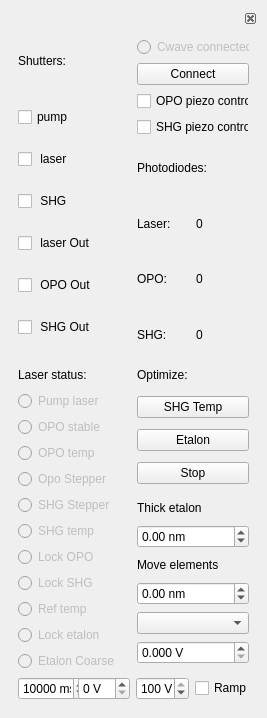
Above: src/qudi/gui/cwave/cwave.ui from bbuusshh/scudi before the change. Below: the same form after it.
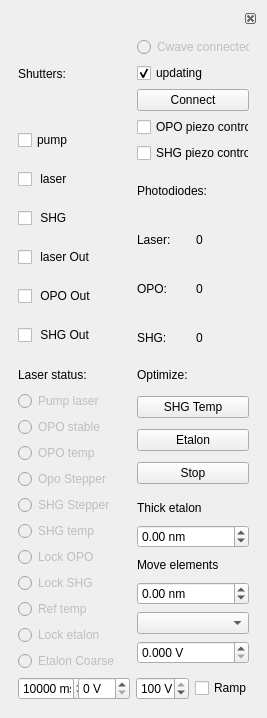
That is the form after the change.

```diff
--- a/src/qudi/gui/cwave/cwave.ui
+++ b/src/qudi/gui/cwave/cwave.ui
@@ -76,134 +76,14 @@
       </property>
       <widget class="QWidget" name="controlDockWidgetContents">
        <layout class="QGridLayout" name="gridLayout_2">
-        <item row="0" column="0" rowspan="2">
-         <widget class="QLabel" name="label_laserandshutters">
-          <property name="maximumSize">
-           <size>
-            <width>16777215</width>
-            <height>20</height>
-           </size>
-          </property>
-          <property name="text">
-           <string>Shutters:</string>
-          </property>
-         </widget>
-        </item>
-        <item row="0" column="1">
-         <widget class="QRadioButton" name="radioButton_connectCwave">
-          <property name="enabled">
-           <bool>false</bool>
-          </property>
-          <property name="text">
-           <string>Cwave connected</string>
-          </property>
-          <property name="checkable">
-           <bool>true</bool>
-          </property>
-          <property name="autoExclusive">
-           <bool>false</bool>
-          </property>
-         </widget>
-        </item>
-        <item row="1" column="1">
+        <item row="2" column="1">
          <widget class="QPushButton" name="pushButton_connectCwave">
           <property name="text">
            <string>Connect</string>
           </property>
          </widget>
         </item>
-        <item row="2" column="0" rowspan="2">
-         <layout class="QVBoxLayout" name="verticalLayout_10">
-          <item>
-           <widget class="QCheckBox" name="pump_checkBox">
-            <property name="text">
-             <string>pump</string>
-            </property>
-           </widget>
-          </item>
-          <item>
-           <widget class="QCheckBox" name="checkBox_shtter_las">
-            <property name="enabled">
-             <bool>true</bool>
-            </property>
-            <property name="text">
-             <string> laser</string>
-            </property>
-            <property name="checkable">
-             <bool>true</bool>
-            </property>
-            <property name="checked">
-             <bool>false</bool>
-            </property>
-           </widget>
-          </item>
-          <item>
-           <widget class="QCheckBox" name="checkBox_shtter_shg">
-            <property name="enabled">
-             <bool>true</bool>
-            </property>
-            <property name="text">
-             <string> SHG</string>
-            </property>
-            <property name="checkable">
-             <bool>true</bool>
-            </property>
-            <property name="checked">
-             <bool>false</bool>
-            </property>
-           </widget>
-          </item>
-          <item>
-           <widget class="QCheckBox" name="checkBox_shtter_las_out">
-            <property name="enabled">
-             <bool>true</bool>
-            </property>
-            <property name="text">
-             <string> laser Out</string>
-            </property>
-            <property name="checkable">
-             <bool>true</bool>
-            </property>
-            <property name="checked">
-             <bool>false</bool>
-            </property>
-           </widget>
-          </item>
-          <item>
-           <widget class="QCheckBox" name="checkBox_shtter_opo_out">
-            <property name="enabled">
-             <bool>true</bool>
-            </property>
-            <property name="text">
-             <string> OPO Out</string>
-            </property>
-            <property name="checkable">
-             <bool>true</bool>
-            </property>
-            <property name="checked">
-             <bool>false</bool>
-            </property>
-           </widget>
-          </item>
-          <item>
-           <widget class="QCheckBox" name="checkBox_shtter_shg_out">
-            <property name="enabled">
-             <bool>true</bool>
-            </property>
-            <property name="text">
-             <string> SHG Out</string>
-            </property>
-            <property name="checkable">
-             <bool>true</bool>
-            </property>
-            <property name="checked">
-             <bool>false</bool>
-            </property>
-           </widget>
-          </item>
-         </layout>
-        </item>
-        <item row="2" column="1">
+        <item row="3" column="1">
          <layout class="QVBoxLayout" name="verticalLayout_3">
           <item>
            <widget class="QCheckBox" name="opo_lock_checkBox">
@@ -221,7 +101,7 @@
           </item>
          </layout>
         </item>
-        <item row="3" column="1">
+        <item row="4" column="1">
          <layout class="QGridLayout" name="gridLayout_7">
           <item row="1" column="0">
            <widget class="QLabel" name="label_10">
@@ -274,45 +154,7 @@
           </item>
          </layout>
         </item>
-        <item row="4" column="0">
-         <widget class="QLabel" name="label_15">
-          <property name="sizePolicy">
-           <sizepolicy hsizetype="Preferred" vsizetype="Minimum">
-            <horstretch>0</horstretch>
-            <verstretch>0</verstretch>
-           </sizepolicy>
-          </property>
-          <property name="maximumSize">
-           <size>
-            <width>16777215</width>
-            <height>20</height>
-           </size>
-          </property>
-          <property name="text">
-           <string>Laser status:</string>
-          </property>
-         </widget>
-        </item>
-        <item row="4" column="1">
-         <widget class="QLabel" name="label_16">
-          <property name="sizePolicy">
-           <sizepolicy hsizetype="Preferred" vsizetype="Minimum">
-            <horstretch>0</horstretch>
-            <verstretch>0</verstretch>
-           </sizepolicy>
-          </property>
-          <property name="maximumSize">
-           <size>
-            <width>16777215</width>
-            <height>20</height>
-           </size>
-          </property>
-          <property name="text">
-           <string>Optimize:</string>
-          </property>
-         </widget>
-        </item>
-        <item row="5" column="0" rowspan="2">
+        <item row="6" column="0" rowspan="2">
          <layout class="QVBoxLayout" name="verticalLayout_4">
           <item>
            <widget class="QRadioButton" name="radioButton_LaserEmission">
@@ -547,7 +389,61 @@
           </item>
          </layout>
         </item>
+        <item row="0" column="1">
+         <widget class="QRadioButton" name="radioButton_connectCwave">
+          <property name="enabled">
+           <bool>false</bool>
+          </property>
+          <property name="text">
+           <string>Cwave connected</string>
+          </property>
+          <property name="checkable">
+           <bool>true</bool>
+          </property>
+          <property name="autoExclusive">
+           <bool>false</bool>
+          </property>
+         </widget>
+        </item>
         <item row="5" column="1">
+         <widget class="QLabel" name="label_16">
+          <property name="sizePolicy">
+           <sizepolicy hsizetype="Preferred" vsizetype="Minimum">
+            <horstretch>0</horstretch>
+            <verstretch>0</verstretch>
+           </sizepolicy>
+          </property>
+          <property name="maximumSize">
+           <size>
+            <width>16777215</width>
+            <height>20</height>
+           </size>
+          </property>
+          <property name="text">
+           <string>Optimize:</string>
+          </property>
+         </widget>
+        </item>
+        <item row="5" column="0">
+         <widget class="QLabel" name="label_15">
+          <property name="sizePolicy">
+           <sizepolicy hsizetype="Preferred" vsizetype="Minimum">
+            <horstretch>0</horstretch>
+            <verstretch>0</verstretch>
+           </sizepolicy>
+          </property>
+          <property name="maximumSize">
+           <size>
+            <width>16777215</width>
+            <height>20</height>
+           </size>
+          </property>
+          <property name="text">
+           <string>Laser status:</string>
+          </property>
+         </widget>
+        </item>
+        <item row="6" column="1">
          <layout class="QVBoxLayout" name="verticalLayout_9">
           <item>
            <widget class="QPushButton" name="pushButtonOpt_temp">
@@ -572,7 +468,20 @@
           </item>
          </layout>
         </item>
-        <item row="6" column="1">
+        <item row="0" column="0" rowspan="3">
+         <widget class="QLabel" name="label_laserandshutters">
+          <property name="maximumSize">
+           <size>
+            <width>16777215</width>
+            <height>20</height>
+           </size>
+          </property>
+          <property name="text">
+           <string>Shutters:</string>
+          </property>
+         </widget>
+        </item>
+        <item row="7" column="1">
          <layout class="QVBoxLayout" name="verticalLayout">
           <item>
            <widget class="QLabel" name="label_3">
@@ -674,7 +583,98 @@
           </item>
          </layout>
         </item>
-        <item row="7" column="0" colspan="2">
+        <item row="3" column="0" rowspan="2">
+         <layout class="QVBoxLayout" name="verticalLayout_10">
+          <item>
+           <widget class="QCheckBox" name="pump_checkBox">
+            <property name="text">
+             <string>pump</string>
+            </property>
+           </widget>
+          </item>
+          <item>
+           <widget class="QCheckBox" name="checkBox_shtter_las">
+            <property name="enabled">
+             <bool>true</bool>
+            </property>
+            <property name="text">
+             <string> laser</string>
+            </property>
+            <property name="checkable">
+             <bool>true</bool>
+            </property>
+            <property name="checked">
+             <bool>false</bool>
+            </property>
+           </widget>
+          </item>
+          <item>
+           <widget class="QCheckBox" name="checkBox_shtter_shg">
+            <property name="enabled">
+             <bool>true</bool>
+            </property>
+            <property name="text">
+             <string> SHG</string>
+            </property>
+            <property name="checkable">
+             <bool>true</bool>
+            </property>
+            <property name="checked">
+             <bool>false</bool>
+            </property>
+           </widget>
+          </item>
+          <item>
+           <widget class="QCheckBox" name="checkBox_shtter_las_out">
+            <property name="enabled">
+             <bool>true</bool>
+            </property>
+            <property name="text">
+             <string> laser Out</string>
+            </property>
+            <property name="checkable">
+             <bool>true</bool>
+            </property>
+            <property name="checked">
+             <bool>false</bool>
+            </property>
+           </widget>
+          </item>
+          <item>
+           <widget class="QCheckBox" name="checkBox_shtter_opo_out">
+            <property name="enabled">
+             <bool>true</bool>
+            </property>
+            <property name="text">
+             <string> OPO Out</string>
+            </property>
+            <property name="checkable">
+             <bool>true</bool>
+            </property>
+            <property name="checked">
+             <bool>false</bool>
+            </property>
+           </widget>
+          </item>
+          <item>
+           <widget class="QCheckBox" name="checkBox_shtter_shg_out">
+            <property name="enabled">
+             <bool>true</bool>
+            </property>
+            <property name="text">
+             <string> SHG Out</string>
+            </property>
+            <property name="checkable">
+             <bool>true</bool>
+            </property>
+            <property name="checked">
+             <bool>false</bool>
+            </property>
+           </widget>
+          </item>
+         </layout>
+        </item>
+        <item row="8" column="0" colspan="2">
          <layout class="QHBoxLayout" name="horizontalLayout">
           <item>
            <widget class="QSpinBox" name="duration_spinBox">
@@ -745,6 +745,16 @@
           </item>
          </layout>
         </item>
+        <item row="1" column="1">
+         <widget class="QCheckBox" name="updating_checkBox">
+          <property name="text">
+           <string>updating</string>
+          </property>
+          <property name="checked">
+           <bool>true</bool>
+          </property>
+         </widget>
+        </item>
        </layout>
       </widget>
      </widget>
```
